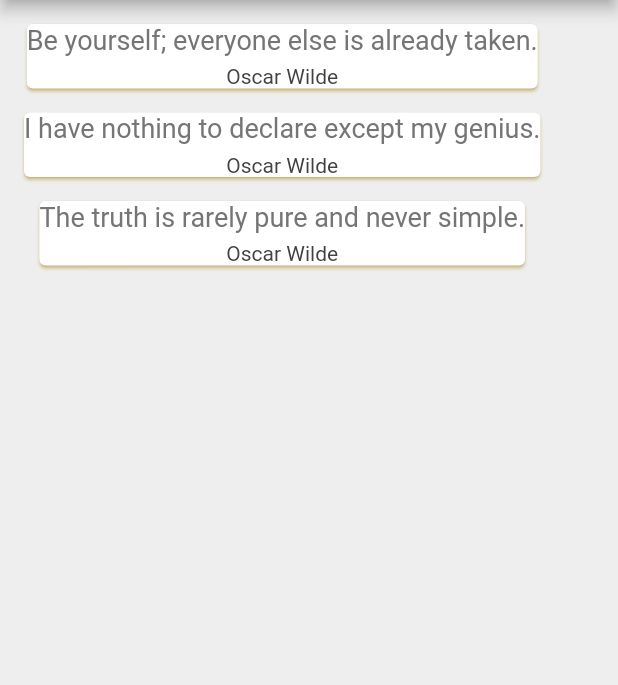
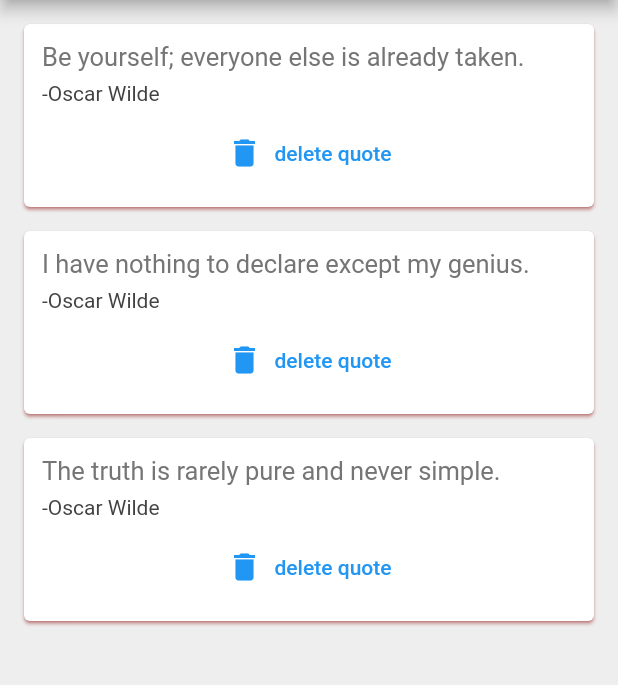
Before and after one commit to lokendarjangid/quotes, a Flutter app: the screen it shows after launch, on a phone screen of 412 x 824 dp, the part 84-769 px from its top. Run offline on Flutter 3.47's test engine with Material 2 defaults, Android fonts, the phone set to English and light mode, and no system bars.

Commit message:
final update

```diff
--- a/lib/main.dart
+++ b/lib/main.dart
@@ -1,5 +1,6 @@
 import 'package:flutter/material.dart';
 import 'quote.dart';
+import 'quote_card.dart';
 
 void main() {
   runApp(const MaterialApp(
@@ -16,47 +17,36 @@ class QuoteList extends StatefulWidget {
 
 class _QuoteListState extends State<QuoteList> {
   List<Quote> quotes = [
-    Quote(author: 'Oscar Wilde', text: 'Be yourself; everyone else is already taken.'),
-    Quote(author: 'Oscar Wilde', text: 'I have nothing to declare except my genius.'),
-    Quote(author: 'Oscar Wilde', text: 'The truth is rarely pure and never simple.'),
+    Quote(
+        author: 'Oscar Wilde',
+        text: 'Be yourself; everyone else is already taken.'),
+    Quote(
+        author: 'Oscar Wilde',
+        text: 'I have nothing to declare except my genius.'),
+    Quote(
+        author: 'Oscar Wilde',
+        text: 'The truth is rarely pure and never simple.'),
   ];
-
-  Widget quoteTemplate(quote) {
-    return Card(
-      margin: const EdgeInsets.fromLTRB(16.0, 16.0, 16.0, 0.0),
-      shadowColor: const Color.fromARGB(255, 255, 191, 0),
-      child: Column(
-        children: [
-          Text(quote.text,
-            style: TextStyle(
-              fontSize: 18.0,
-              color: Colors.grey[600],
-          ),
-          ),
-          const SizedBox(height: 6.0),
-          Text(quote.author,
-            style: TextStyle(
-              fontSize: 14.0,
-              color: Colors.grey[800],
-          ),
-          ),
-        ],
-      ),
-    );
-  }
 
   @override
   Widget build(BuildContext context) {
     return Scaffold(
       backgroundColor: Colors.grey[200],
       appBar: AppBar(
-        title: const Text('Awesome Quotes'),
+        title: Text('Awesome Quotes'),
         centerTitle: true,
         backgroundColor: Colors.redAccent,
       ),
       body: Column(
-        children: quotes.map((quote) => quoteTemplate(quote)).toList()
-      ),
+          children: quotes
+              .map((quote) => QuoteCard(
+                  quote: quote,
+                  delete: () {
+                    setState(() {
+                      quotes.remove(quote);
+                    });
+                  }))
+              .toList()),
     );
   }
 }
--- a/lib/quote.dart
+++ b/lib/quote.dart
@@ -3,5 +3,5 @@ class Quote {
   String text;
   String author;
 
-  Quote({this.text='Unknown', this.author='Unknown'});
+  Quote({required this.text,required this.author});
 }
--- /dev/null
+++ b/lib/quote_card.dart
@@ -0,0 +1,48 @@
+import 'package:flutter/material.dart';
+import 'package:flutter/services.dart';
+import 'quote.dart';
+
+class QuoteCard extends StatelessWidget {
+  final Quote quote;
+  final Function delete;
+  QuoteCard({required this.quote,required this.delete});
+
+  @override
+  Widget build(BuildContext context) {
+    return Card(
+      margin: const EdgeInsets.fromLTRB(16.0, 16.0, 16.0, 0.0),
+      shadowColor: Color.fromARGB(255, 226, 17, 17),
+      child: Padding(
+        padding: const EdgeInsets.all(12.0),
+        child: Column(
+          crossAxisAlignment: CrossAxisAlignment.stretch,
+          children: [
+            Text(
+              quote.text,
+              style: TextStyle(
+                fontSize: 17.0,
+                color: Colors.grey[600],
+              ),
+            ),
+            const SizedBox(height: 6.0),
+            Text(
+              '-${quote.author}',
+              style: TextStyle(
+                fontSize: 14.0,
+                color: Colors.grey[800],
+              ),
+            ),
+            SizedBox(height: 8.0),
+            TextButton.icon(
+              onPressed: () {
+                delete();
+              },
+              label: Text('delete quote'),
+              icon: Icon(Icons.delete),
+            ),
+          ],
+        ),
+      ),
+    );
+  }
+}
```
